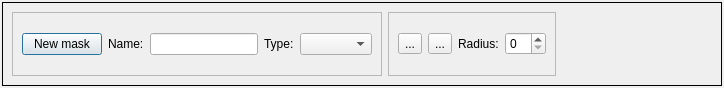
isis-group/vast, file plugins/MaskEdit/forms/maskEdit.ui: the form before one commit.
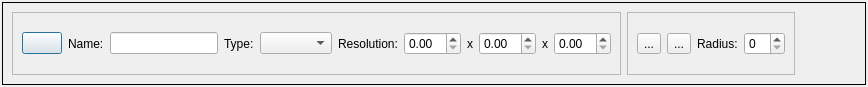
The form after the commit. Icons and pictures are not drawn.

Commit message: a lot of things on mask edit

What changed in the file:
```diff
--- a/plugins/MaskEdit/forms/maskEdit.ui
+++ b/plugins/MaskEdit/forms/maskEdit.ui
@@ -6,8 +6,8 @@
    <rect>
     <x>0</x>
     <y>0</y>
-    <width>724</width>
-    <height>88</height>
+    <width>868</width>
+    <height>87</height>
    </rect>
   </property>
   <property name="windowTitle">
@@ -47,7 +47,7 @@
          <item>
           <widget class="QPushButton" name="newMask">
            <property name="text">
-            <string>New mask</string>
+            <string/>
            </property>
            <property name="icon">
             <iconset resource="../resources/maskedit.qrc">
@@ -75,6 +75,36 @@
          <item>
           <widget class="QComboBox" name="maskType"/>
          </item>
+         <item>
+          <widget class="QLabel" name="label_4">
+           <property name="text">
+            <string>Resolution:</string>
+           </property>
+          </widget>
+         </item>
+         <item>
+          <widget class="QDoubleSpinBox" name="xRes"/>
+         </item>
+         <item>
+          <widget class="QLabel" name="label_5">
+           <property name="text">
+            <string>x</string>
+           </property>
+          </widget>
+         </item>
+         <item>
+          <widget class="QDoubleSpinBox" name="yRes"/>
+         </item>
+         <item>
+          <widget class="QLabel" name="label_6">
+           <property name="text">
+            <string>x</string>
+           </property>
+          </widget>
+         </item>
+         <item>
+          <widget class="QDoubleSpinBox" name="zRes"/>
+         </item>
         </layout>
        </widget>
       </item>
```
Left out of the diff: 11 changed lines with no effect on the pictures. The commit also changes 13 other files.
